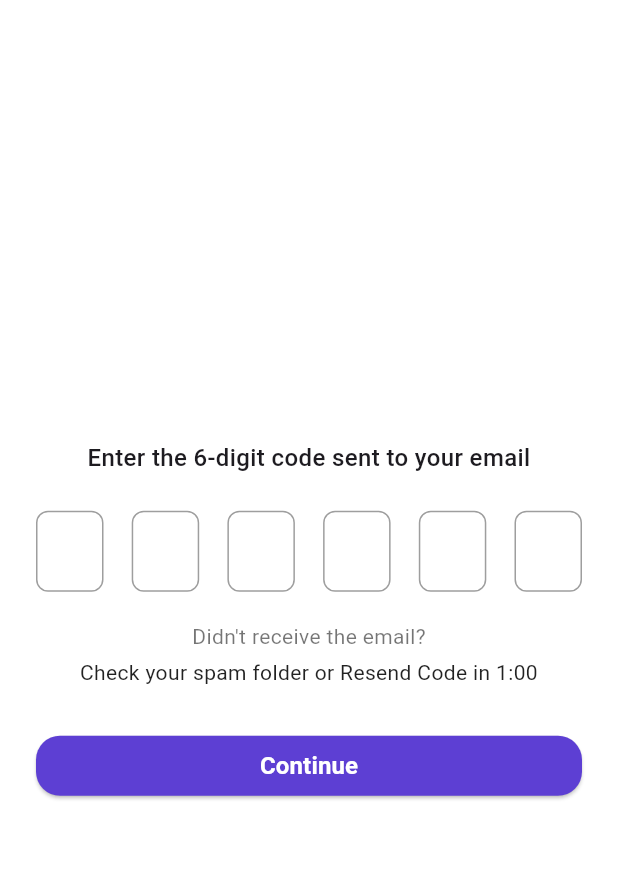
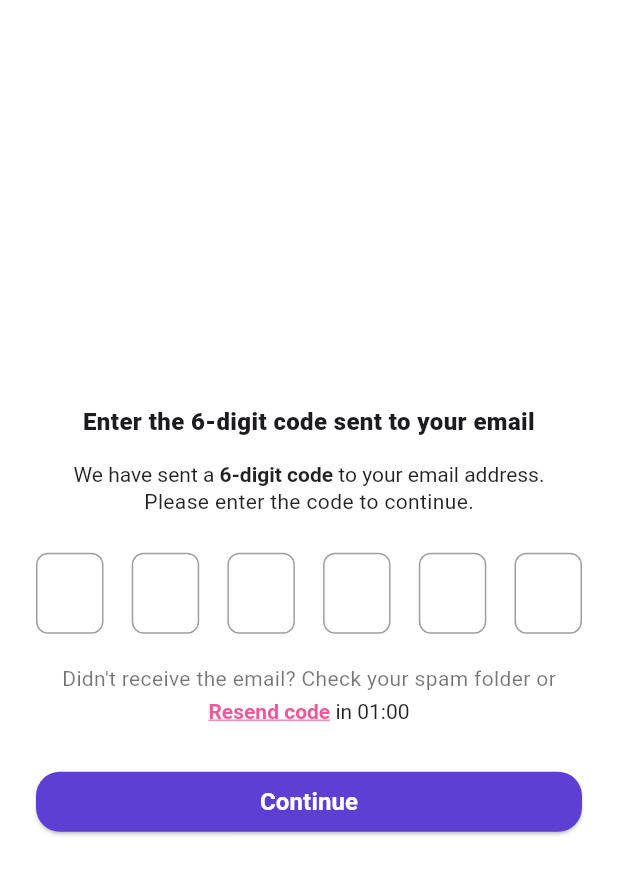
Before and after one commit to danyal99-kh/WisQu, a Flutter app: the ForgotPasswordScreen screen opened directly, on a phone screen of 412 x 824 dp. Shown: the top 875 px of the screen. Run offline on Flutter 3.47's test engine with Material 3 defaults, Android fonts, the light colour scheme and no system bars.

Commit message:
rest pasword screen sucssful

```diff
--- a/lib/screens/ForgotPasswordScreen.dart
+++ b/lib/screens/ForgotPasswordScreen.dart
@@ -1,4 +1,6 @@
+// ignore_for_file: file_names
 import 'package:flutter/material.dart';
+import 'package:flutter/gestures.dart'; // برای TapGestureRecognizer
 
 class ForgotPasswordScreen extends StatefulWidget {
   const ForgotPasswordScreen({super.key});
@@ -12,36 +14,86 @@ class _ForgotPasswordScreenState extends State<ForgotPasswordScreen> {
     6,
     (_) => TextEditingController(),
   );
+  final List<FocusNode> _focusNodes = List.generate(6, (_) => FocusNode());
+  int? _focusedIndex;
+  late TapGestureRecognizer _resendRecognizer; // تعریف TapGestureRecognizer
+
+  @override
+  void initState() {
+    super.initState();
+    // مقداردهی TapGestureRecognizer در initState
+    _resendRecognizer = TapGestureRecognizer()
+      ..onTap = () {
+        // عملیاتی که هنگام کلیک روی "Resend code" انجام می‌شود
+        print("Resend code clicked!");
+        _resendCode(); // تابع نمونه برای ارسال مجدد کد
+      };
+    // گوش دادن به تغییرات فوکوس
+    for (int i = 0; i < _focusNodes.length; i++) {
+      _focusNodes[i].addListener(() {
+        if (_focusNodes[i].hasFocus) {
+          setState(() {
+            _focusedIndex = i;
+          });
+        }
+      });
+    }
+  }
 
   @override
   void dispose() {
+    _resendRecognizer.dispose(); // آزادسازی TapGestureRecognizer
     for (var controller in _controllers) {
       controller.dispose();
+    }
+    for (var focusNode in _focusNodes) {
+      focusNode.dispose();
     }
     super.dispose();
   }
 
+  // تابع نمونه برای ارسال مجدد کد
+  void _resendCode() {
+    // منطق ارسال مجدد کد (مثل درخواست به سرور)
+    ScaffoldMessenger.of(
+      context,
+    ).showSnackBar(const SnackBar(content: Text('Code resent successfully!')));
+  }
+
   Widget _buildCodeInput(int index) {
-    return SizedBox(
+    return AnimatedContainer(
+      duration: const Duration(milliseconds: 200),
+      curve: Curves.easeInOut,
+      transform: Matrix4.identity()..scale(_focusedIndex == index ? 1.1 : 1.0),
       width: 45,
       child: TextField(
         controller: _controllers[index],
+        focusNode: _focusNodes[index],
         maxLength: 1,
         textAlign: TextAlign.center,
         keyboardType: TextInputType.number,
         style: const TextStyle(fontSize: 20, fontWeight: FontWeight.bold),
-        decoration: const InputDecoration(
+        decoration: InputDecoration(
           counterText: '',
-          contentPadding: EdgeInsets.symmetric(vertical: 12),
+          contentPadding: const EdgeInsets.symmetric(vertical: 12),
           enabledBorder: OutlineInputBorder(
-            borderSide: BorderSide(color: Colors.grey),
-            borderRadius: BorderRadius.all(Radius.circular(8)),
+            borderSide: BorderSide(
+              color: _focusedIndex == index ? Colors.deepPurple : Colors.grey,
+            ),
+            borderRadius: const BorderRadius.all(Radius.circular(8)),
           ),
-          focusedBorder: OutlineInputBorder(
-            borderSide: BorderSide(color: Colors.deepPurple),
-            borderRadius: BorderRadius.all(Radius.circular(8)),
+          focusedBorder: const OutlineInputBorder(
+            borderSide: BorderSide(color: Colors.deepPurple, width: 2),
+            borderRadius: BorderRadius.all(Radius.circular(20)),
           ),
         ),
+        onChanged: (value) {
+          if (value.length == 1 && index < 5) {
+            FocusScope.of(context).requestFocus(_focusNodes[index + 1]);
+          } else if (value.isEmpty && index > 0) {
+            FocusScope.of(context).requestFocus(_focusNodes[index - 1]);
+          }
+        },
       ),
     );
   }
@@ -57,8 +109,27 @@ class _ForgotPasswordScreenState extends State<ForgotPasswordScreen> {
           children: [
             const Text(
               'Enter the 6-digit code sent to your email',
-              style: TextStyle(fontSize: 16, fontWeight: FontWeight.w500),
+              style: TextStyle(fontSize: 16, fontWeight: FontWeight.w900),
               textAlign: TextAlign.center,
+            ),
+            const SizedBox(height: 16),
+            RichText(
+              textAlign: TextAlign.left,
+              text: TextSpan(
+                style: const TextStyle(fontSize: 14, color: Colors.black87),
+                children: [
+                  const TextSpan(text: 'We have sent a'),
+                  TextSpan(
+                    text: ' 6-digit code ',
+                    style: const TextStyle(fontWeight: FontWeight.bold),
+                  ),
+                  const TextSpan(text: 'to your email address.'),
+                ],
+              ),
+            ),
+            const Text(
+              'Please enter the code to continue.',
+              style: TextStyle(fontSize: 14, color: Colors.black87),
             ),
             const SizedBox(height: 24),
             Row(
@@ -67,14 +138,27 @@ class _ForgotPasswordScreenState extends State<ForgotPasswordScreen> {
             ),
             const SizedBox(height: 20),
             const Text(
-              "Didn't receive the email?",
+              "Didn't receive the email? Check your spam folder or",
               style: TextStyle(fontSize: 14, color: Colors.black54),
             ),
             const SizedBox(height: 4),
-            const Text(
-              'Check your spam folder or Resend Code in 1:00',
-              style: TextStyle(fontSize: 14, color: Colors.black87),
+            RichText(
               textAlign: TextAlign.center,
+              text: TextSpan(
+                style: const TextStyle(fontSize: 14, color: Colors.black87),
+                children: [
+                  TextSpan(
+                    text: 'Resend code',
+                    style: const TextStyle(
+                      fontWeight: FontWeight.bold,
+                      color: Color.fromARGB(255, 236, 90, 155),
+                      decoration: TextDecoration.underline,
+                    ),
+                    recognizer: _resendRecognizer, // اتصال TapGestureRecognizer
+                  ),
+                  const TextSpan(text: ' in 01:00'),
+                ],
+              ),
             ),
             const SizedBox(height: 32),
             SizedBox(
@@ -86,7 +170,7 @@ class _ForgotPasswordScreenState extends State<ForgotPasswordScreen> {
                 },
                 style: ElevatedButton.styleFrom(
                   minimumSize: const Size(double.infinity, 40),
-                  backgroundColor: Color.fromRGBO(93, 63, 211, 1),
+                  backgroundColor: const Color.fromRGBO(93, 63, 211, 1),
                   shape: RoundedRectangleBorder(
                     borderRadius: BorderRadius.circular(16),
                   ),
--- a/lib/screens/continue_with_email_screen.dart
+++ b/lib/screens/continue_with_email_screen.dart
@@ -1,3 +1,5 @@
+// ignore_for_file: deprecated_member_use
+
 import 'package:flutter/material.dart';
 import 'package:wisqu/screens/home_screen.dart';
 import 'package:wisqu/screens/password_screen.dart';
--- a/lib/screens/getstarted_screens.dart
+++ b/lib/screens/getstarted_screens.dart
@@ -1,4 +1,6 @@
 // lib/login_dialog.dart
+// ignore_for_file: deprecated_member_use
+
 import 'dart:ui';
 import 'package:flutter/material.dart';
 import 'continue_with_email_screen.dart';
--- a/lib/screens/home_screen.dart
+++ b/lib/screens/home_screen.dart
@@ -1,3 +1,5 @@
+// ignore_for_file: deprecated_member_use
+
 import 'package:flutter/material.dart';
 import 'package:flutter/services.dart';
 import 'package:provider/provider.dart';
@@ -62,8 +64,9 @@ class _HomeScreenState extends State<HomeScreen> with TickerProviderStateMixin {
                   ValueListenableBuilder<bool>(
                     valueListenable: showWelcomeText,
                     builder: (context, isVisible, child) {
-                      if (isVisible)
+                      if (isVisible) {
                         return const SizedBox(); // وقتی خوشامدگویی هست، خالی باشه
+                      }
                       return Row(
                         children: [
                           Hero(
--- a/lib/screens/password_screen.dart
+++ b/lib/screens/password_screen.dart
@@ -1,3 +1,5 @@
+// ignore_for_file: deprecated_member_use
+
 import 'package:flutter/material.dart';
 import 'package:wisqu/screens/ForgotPasswordScreen.dart';
 import 'package:wisqu/screens/home_screen.dart';
@@ -12,6 +14,8 @@ class PasswordScreen extends StatelessWidget {
 }
 
 class LoginPage extends StatefulWidget {
+  const LoginPage({super.key});
+
   @override
   State<LoginPage> createState() => _LoginPageState();
 }
```
